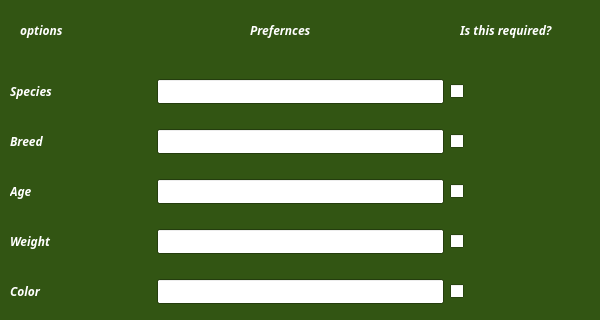
Old version of the form pet_tinder/gui/preftab.ui in the repository CS-205-S21/team_1_4; both pictures show x 0 to 600 and y 0 to 320 of the 600 by 489 pixel window.
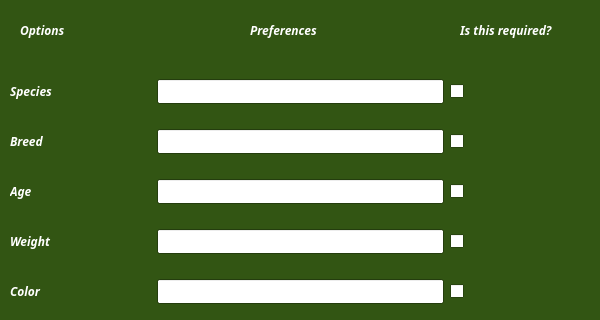
New version of the form.

The edit to the form file:
```diff
--- a/pet_tinder/gui/preftab.ui
+++ b/pet_tinder/gui/preftab.ui
@@ -176,7 +176,7 @@
     </rect>
    </property>
    <property name="text">
-    <string>Prefernces </string>
+    <string>Preferences</string>
    </property>
   </widget>
   <widget class="QLabel" name="label_9">
@@ -184,7 +184,7 @@
     <rect>
      <x>460</x>
      <y>10</y>
-     <width>111</width>
+     <width>131</width>
      <height>41</height>
     </rect>
    </property>
@@ -202,10 +202,10 @@
     </rect>
    </property>
    <property name="text">
-    <string>options</string>
+    <string>Options</string>
    </property>
   </widget>
-  <widget class="QWidget" name="">
+  <widget class="QWidget" name="layoutWidget">
    <property name="geometry">
     <rect>
      <x>10</x>
```
Left out of the diff: 7 changed lines with no effect on the pictures.
